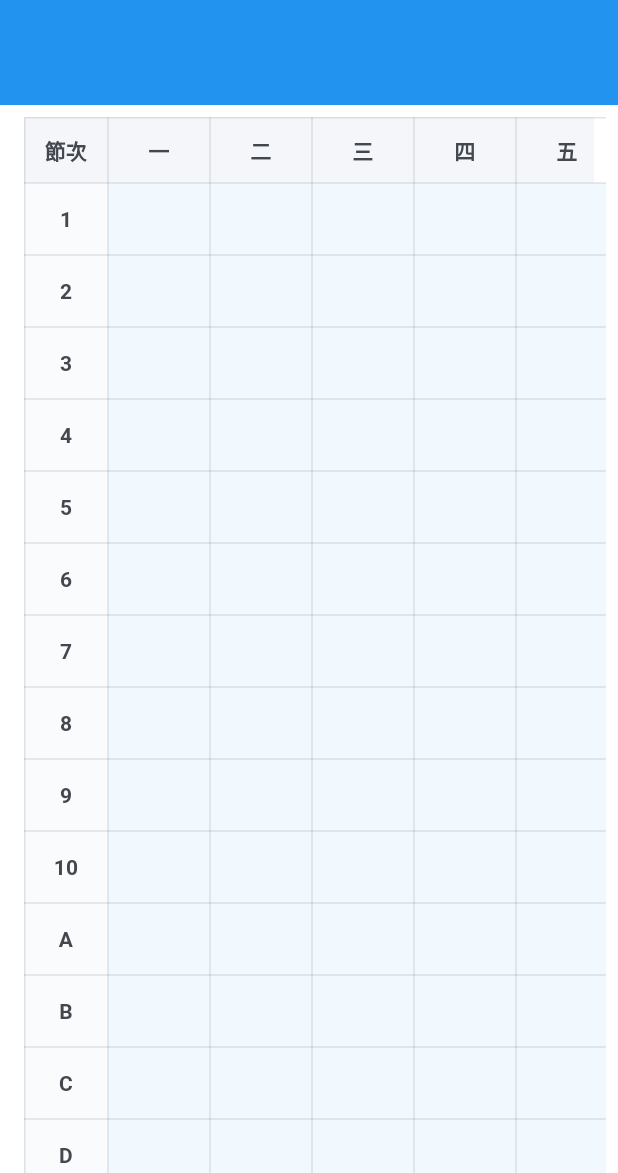
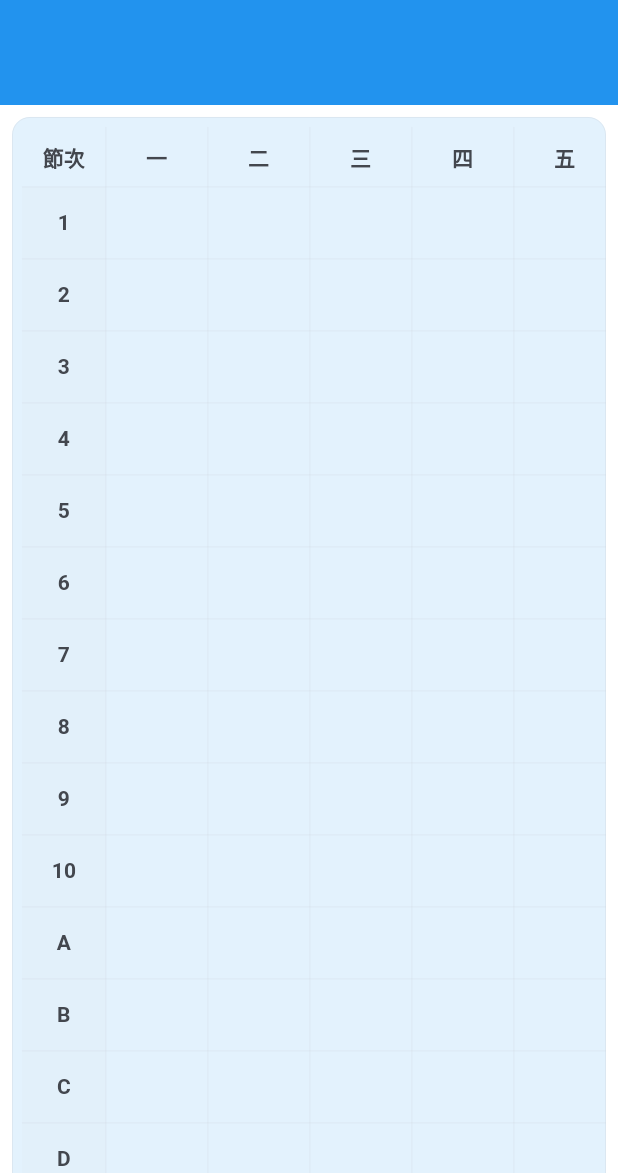
Before and after one commit to mon-jai/tkt, a Flutter app: the CourseScheduleScreen screen opened directly, after a tap on the "grid view" icon, on a phone screen of 412 x 824 dp, the part 63-1236 px from its top. Run offline on Flutter 3.47's test engine with Material 3 defaults, Android fonts, the phone set to English and light mode, and no system bars; our stand-ins replace cookie_jar, dio, dio_cookie_manager, flutter_html, flutter_local_notifications, flutter_secure_storage and 8 more; missing offline and left inert: alice_lightweight, back_button_interceptor, fk_user_agent, flutter_inappwebview; accounts and stored records are empty; network calls fail; statements that could not run were skipped.

Commit message:
course表格美工apple化

```diff
--- a/lib/screens/course/course_screen.dart
+++ b/lib/screens/course/course_screen.dart
@@ -870,8 +870,9 @@ class _WeeklyGridView extends StatelessWidget {
 
     final slotCount = CourseTimeUtil.timeSlots.length; // 14 (含 A-D)
     final textScale = MediaQuery.of(context).textScaleFactor.clamp(1.0, 1.6);
-    final rowMinHeight = 48.0 * textScale; // 最小列高，實際高度隨內容增長
+    final rowMinHeight = 48.0 * textScale; // 最小列高，內容多會自適應增高
 
+    // 建立格子資料
     List<List<Course?>> grid = List.generate(
       slotCount,
       (_) => List.filled(_weekdays.length, null),
@@ -885,10 +886,13 @@ class _WeeklyGridView extends StatelessWidget {
         }
       }
     }
+
+    final todayWeekday = DateTime.now().weekday; // 1=Mon..7=Sun
+
     return SafeArea(
       child: LayoutBuilder(
         builder: (context, constraints) {
-          // 左側節次較窄，其餘平均分配，確保總寬不超出可視寬（避免右側邊框被裁切）
+          // 左側節次較窄，其餘平均分配，確保總寬不超出可視寬
           const horizontalPadding = 16.0;
           final availableWidth = constraints.maxWidth - horizontalPadding;
           const leftWidth = 56.0;
@@ -906,22 +910,34 @@ class _WeeklyGridView extends StatelessWidget {
                   child: SizedBox(
                     width: totalTableWidth,
                     child: Container(
-                      padding: const EdgeInsets.all(8.0),
+                      decoration: BoxDecoration(
+                        color: theme.colorScheme.surface,
+                        borderRadius: BorderRadius.circular(12),
+                        border: Border.all(color: theme.colorScheme.outlineVariant.withOpacity(0.3), width: 0.6),
+                      ),
+                      margin: const EdgeInsets.symmetric(vertical: 8),
+                      padding: const EdgeInsets.all(6.0),
                       child: Table(
-                        border: TableBorder.all(
-                          color: theme.colorScheme.outline.withOpacity(0.2),
-                          width: 1,
+                        border: TableBorder.symmetric(
+                          inside: BorderSide(color: theme.colorScheme.outlineVariant.withOpacity(0.25), width: 0.6),
+                          outside: BorderSide(color: Colors.transparent, width: 0),
                         ),
                         columnWidths: {
                           0: const FixedColumnWidth(leftWidth),
                           for (int i = 1; i <= _weekdays.length; i++) i: FixedColumnWidth(dayWidth),
                         },
+                        defaultVerticalAlignment: TableCellVerticalAlignment.middle,
                         children: [
                           TableRow(
-                            decoration: BoxDecoration(color: theme.colorScheme.surfaceVariant.withOpacity(0.3)),
                             children: [
-                              _buildHeaderCell('節次', theme, minHeight: 44),
-                              ..._weekdays.map((d) => _buildHeaderCell(d, theme, minHeight: 44)),
+                              _buildHeaderCell('節次', theme, minHeight: 40),
+                              for (int d = 0; d < _weekdays.length; d++)
+                                _buildHeaderCell(
+                                  _weekdays[d],
+                                  theme,
+                                  minHeight: 40,
+                                  highlight: (todayWeekday >= 1 && todayWeekday <= 5) && (d + 1 == todayWeekday),
+                                ),
                             ],
                           ),
                           for (int i = 0; i < slotCount; i++)
@@ -938,8 +954,17 @@ class _WeeklyGridView extends StatelessWidget {
                                   if (course == null) {
                                     return _buildEmptyCell(theme, rowMinHeight);
                                   }
-                                  final color = _getCourseColor(course.name, colorMap);
-                                  return _buildCourseCell(course, color, theme, minHeight: rowMinHeight, onTap: () => onEditCourse(course));
+                                  final base = _getCourseColor(course.name, colorMap);
+                                  final pillBg = base.withOpacity(0.18);
+                                  final pillBorder = base.withOpacity(0.35);
+                                  return _buildCoursePill(
+                                    course: course,
+                                    theme: theme,
+                                    minHeight: rowMinHeight,
+                                    background: pillBg,
+                                    borderColor: pillBorder,
+                                    onTap: () => onEditCourse(course),
+                                  );
                                 }),
                               ],
                             ),
@@ -956,22 +981,34 @@ class _WeeklyGridView extends StatelessWidget {
     );
   }
 
-  Widget _buildHeaderCell(String text, ThemeData theme, {bool isTimeSlot = false, double minHeight = 48}) {
+  Widget _buildHeaderCell(String text, ThemeData theme, {bool isTimeSlot = false, double minHeight = 48, bool highlight = false}) {
+    final child = Text(
+      text,
+      style: theme.textTheme.titleSmall?.copyWith(
+        fontWeight: FontWeight.w600,
+        color: highlight ? theme.colorScheme.primary : theme.colorScheme.onSurfaceVariant,
+      ),
+      textAlign: TextAlign.center,
+      maxLines: 1,
+      overflow: TextOverflow.ellipsis,
+    );
+
     return Container(
       constraints: BoxConstraints(minHeight: minHeight),
       alignment: Alignment.center,
       padding: const EdgeInsets.symmetric(horizontal: 6, vertical: 6),
       color: isTimeSlot ? theme.colorScheme.surfaceVariant.withOpacity(0.15) : Colors.transparent,
-      child: Text(
-        text,
-        style: theme.textTheme.titleSmall?.copyWith(
-          fontWeight: FontWeight.bold,
-          color: theme.colorScheme.onSurfaceVariant,
+      child: highlight
+          ? Container(
+              padding: const EdgeInsets.symmetric(horizontal: 10, vertical: 6),
+              decoration: BoxDecoration(
+                color: theme.colorScheme.primary.withOpacity(0.08),
+                borderRadius: BorderRadius.circular(14),
+                border: Border.all(color: theme.colorScheme.primary.withOpacity(0.2), width: 0.8),
               ),
-        textAlign: TextAlign.center,
-        maxLines: 1,
-        overflow: TextOverflow.ellipsis,
-      ),
+              child: child,
+            )
+          : child,
     );
   }
 
@@ -979,44 +1016,43 @@ class _WeeklyGridView extends StatelessWidget {
     return Container(
       constraints: BoxConstraints(minHeight: minHeight),
       alignment: Alignment.center,
-      color: theme.colorScheme.surface.withOpacity(0.5),
+      color: Colors.transparent,
     );
   }
 
-  Widget _buildCourseCell(
-    Course course,
-    Color color,
-    ThemeData theme, {
+  Widget _buildCoursePill({
+    required Course course,
+    required ThemeData theme,
     required double minHeight,
-    VoidCallback? onTap,
+    required Color background,
+    required Color borderColor,
+    required VoidCallback onTap,
   }) {
-    final textColor = ThemeData.estimateBrightnessForColor(color) == Brightness.dark
-        ? Colors.white
-        : Colors.black87;
-
-    final content = Container(
+    return GestureDetector(
+      onTap: onTap,
+      child: Container(
         constraints: BoxConstraints(minHeight: minHeight),
         alignment: Alignment.center,
-      margin: const EdgeInsets.all(1),
+        margin: const EdgeInsets.all(4),
+        padding: const EdgeInsets.symmetric(horizontal: 8, vertical: 8),
         decoration: BoxDecoration(
-        color: color,
-        borderRadius: BorderRadius.circular(6),
+          color: background,
+          borderRadius: BorderRadius.circular(12),
+          border: Border.all(color: borderColor, width: 0.8),
         ),
-      padding: const EdgeInsets.symmetric(horizontal: 6, vertical: 6),
         child: Text(
           course.name,
-        style: theme.textTheme.labelMedium?.copyWith(
-          color: textColor,
-          fontWeight: FontWeight.bold,
+          style: theme.textTheme.bodyMedium?.copyWith(
+            color: theme.colorScheme.onSurface,
+            fontWeight: FontWeight.w600,
+            height: 1.2,
           ),
           textAlign: TextAlign.center,
           softWrap: true,
+          maxLines: 3,
+          overflow: TextOverflow.ellipsis,
+        ),
       ),
     );
-
-    if (onTap != null) {
-      return GestureDetector(onTap: onTap, child: content);
-    }
-    return content;
   }
 }
```
Lines whose indentation alone changed are shown as unchanged.
